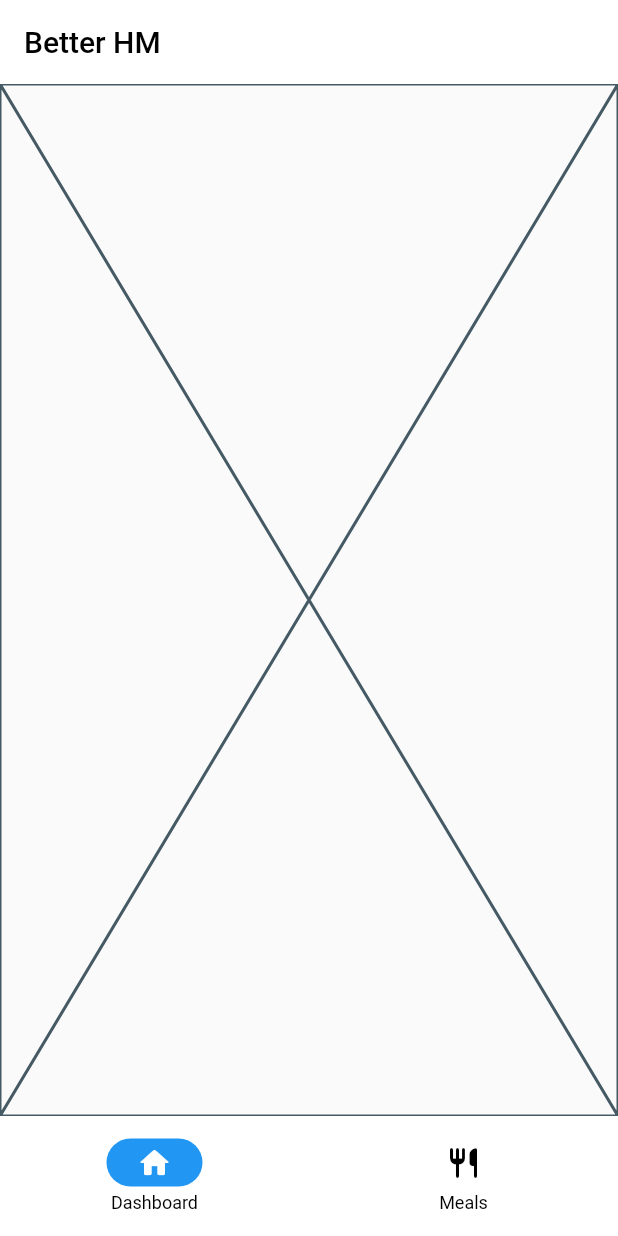
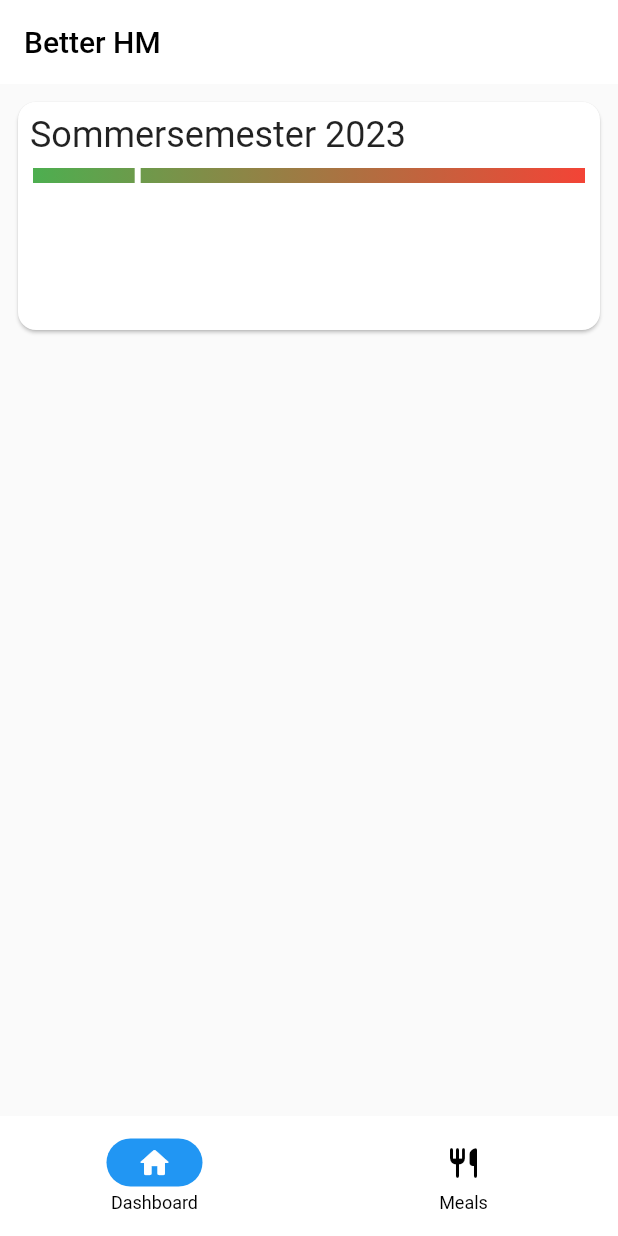
Before and after one commit to dev-redcube/betterHM, a Flutter app: the screen it shows after launch, on a phone screen of 412 x 824 dp. Run offline on Flutter 3.47's test engine with Material 2 defaults, Android fonts, the light colour scheme and no system bars; our stand-ins replace flutter_bloc, isar, shared_preferences; missing offline and left inert: workmanager; accounts and stored records are empty; generated files the repository leaves out were written again.

Commit message:
started with semesterprogress

```diff
--- /dev/null
+++ b/lib/components/dashboard/dashboard_card.dart
@@ -0,0 +1,17 @@
+import 'package:flutter/material.dart';
+
+class DashboardCard extends StatelessWidget {
+  const DashboardCard({Key? key, required this.child}) : super(key: key);
+
+  final Widget child;
+
+  @override
+  Widget build(BuildContext context) {
+    return Card(
+      child: Padding(
+        padding: const EdgeInsets.all(8.0),
+        child: child,
+      ),
+    );
+  }
+}
--- /dev/null
+++ b/lib/components/dashboard/semester_status.dart
@@ -0,0 +1,136 @@
+import 'dart:ui' as ui;
+
+import 'package:better_hm/extensions/extensions_context.dart';
+import 'package:better_hm/extensions/extensions_date_time.dart';
+import 'package:flutter/material.dart';
+
+class SemesterStatus extends StatelessWidget {
+  const SemesterStatus({Key? key}) : super(key: key);
+
+  @override
+  Widget build(BuildContext context) {
+    return Column(
+      crossAxisAlignment: CrossAxisAlignment.start,
+      children: [
+        Text("Sommersemester 2023",
+            style: context.theme.textTheme.headlineSmall),
+        const SizedBox(height: 8),
+        SemesterProgress(),
+      ],
+    );
+  }
+}
+
+class SemesterProgress extends StatelessWidget {
+  SemesterProgress({Key? key}) : super(key: key);
+
+  final start = DateTime(2023, 03, 15);
+  final end = DateTime(2023, 7, 7);
+
+  @override
+  Widget build(BuildContext context) {
+    return SizedBox(
+      width: double.infinity,
+      child: SemesterProgressBar(
+        start: start,
+        end: end,
+      ),
+    );
+  }
+}
+
+class SemesterProgressBar extends StatelessWidget {
+  SemesterProgressBar({
+    Key? key,
+    required this.start,
+    required this.end,
+  }) : super(key: key);
+
+  final DateTime start;
+  final DateTime end;
+  final DateTime now = today();
+
+  @override
+  Widget build(BuildContext context) {
+    final daysOfSemester = end.difference(start).inDays.abs();
+    final daysSinceStart = now.difference(start).inDays.abs();
+    final percentage = daysSinceStart / daysOfSemester;
+
+    return SizedBox(
+      height: 100,
+      child: CustomPaint(
+        painter: SemesterProgressPainter(
+          start: start,
+          end: end,
+          today: now,
+          percentage: percentage,
+        ),
+      ),
+    );
+  }
+}
+
+class SemesterProgressPainter extends CustomPainter {
+  final double percentage;
+  final DateTime start;
+  final DateTime end;
+  final DateTime today;
+  final double barHeight;
+
+  SemesterProgressPainter({
+    required this.start,
+    required this.end,
+    required this.today,
+    required this.percentage,
+    this.barHeight = 10,
+  });
+
+  @override
+  void paint(Canvas canvas, Size size) {
+    final barOffsetLeft = size.width * percentage;
+
+    canvas.drawRect(
+      Rect.fromPoints(Offset.zero, Offset(size.width, barHeight)),
+      Paint()
+        ..shader = ui.Gradient.linear(
+          Offset.zero,
+          Offset(size.width, 0),
+          [Colors.green, Colors.red],
+        ),
+    );
+    final linePaint = Paint()
+      ..strokeWidth = 4
+      ..color = Colors.white;
+
+    canvas.drawLine(
+      Offset.zero,
+      Offset(0, barHeight),
+      linePaint,
+    );
+    canvas.drawLine(
+      Offset(barOffsetLeft, -5),
+      Offset(barOffsetLeft, barHeight + 5),
+      linePaint,
+    );
+    canvas.drawLine(
+      Offset(size.width, 0),
+      Offset(size.width, barHeight),
+      linePaint,
+    );
+
+    final label = TextPainter(
+      text: TextSpan(text: today.formatDayMonth),
+      textDirection: ui.TextDirection.ltr,
+    );
+    label.layout(minWidth: 0, maxWidth: size.width);
+    label.paint(
+        canvas, Offset(barOffsetLeft - label.width / 2, barHeight + 10));
+  }
+
+  @override
+  bool shouldRepaint(covariant CustomPainter oldDelegate) {
+    return false;
+    // TODO: implement shouldRepaint
+    throw UnimplementedError();
+  }
+}
--- a/lib/extensions/extensions_date_time.dart
+++ b/lib/extensions/extensions_date_time.dart
@@ -32,6 +32,13 @@ extension Week on DateTime {
   int get weekOfYear => _DateHelper.weekOfYear(this);
 }
 
+extension Formats on DateTime {
+  // TODO
+  String get formatMonth => "HELLO";
+
+  String get formatDayMonth => "5. April";
+}
+
 DateTime today() {
   final now = DateTime.now();
   return DateTime(now.year, now.month, now.day);
--- a/lib/main.dart
+++ b/lib/main.dart
@@ -32,7 +32,7 @@ class MyApp extends StatelessWidget {
         Locale("en"),
         Locale("de"),
       ],
-      home: MainScaffold(),
+      home: const MainScaffold(),
     );
   }
 }
--- a/lib/pages/dashboard_page.dart
+++ b/lib/pages/dashboard_page.dart
@@ -1,3 +1,5 @@
+import 'package:better_hm/components/dashboard/dashboard_card.dart';
+import 'package:better_hm/components/dashboard/semester_status.dart';
 import 'package:flutter/material.dart';
 
 class DashboardPage extends StatelessWidget {
@@ -5,6 +7,13 @@ class DashboardPage extends StatelessWidget {
 
   @override
   Widget build(BuildContext context) {
-    return const Placeholder();
+    return Padding(
+      padding: const EdgeInsets.all(8.0),
+      child: ListView(
+        children: const [
+          DashboardCard(child: SemesterStatus()),
+        ],
+      ),
+    );
   }
 }
--- a/lib/pages/main_scaffold.dart
+++ b/lib/pages/main_scaffold.dart
@@ -4,7 +4,7 @@ import 'package:better_hm/pages/page_meals.dart';
 import 'package:flutter/material.dart';
 
 class MainScaffold extends StatefulWidget {
-  MainScaffold({super.key});
+  const MainScaffold({super.key});
 
   @override
   State<MainScaffold> createState() => _MainScaffoldState();
@@ -13,55 +13,34 @@ class MainScaffold extends StatefulWidget {
 class _MainScaffoldState extends State<MainScaffold> {
   int _selectedPage = 0;
 
-  final List<_PageElement> _pages = [
-    // TODO l10n
-    _PageElement(
-      "Dashboard",
-      const Icon(Icons.home_rounded),
+  final List<Widget> _pages = [
     const DashboardPage(),
-    ),
-    _PageElement(
-      "Meals",
-      const Icon(Icons.restaurant_rounded),
     const HomePage(),
-    ),
   ];
 
   @override
   Widget build(BuildContext context) {
-    return LayoutBuilder(
-      builder: (context, constraints) {
     return Scaffold(
-          appBar: AppBar(
-            title: Text(context.localizations.app_name),
-          ),
-          body: _pages[_selectedPage].content,
-          bottomNavigationBar: constraints.maxWidth >= 800
-              ? null
-              : NavigationBar(
+      appBar: AppBar(title: Text(context.localizations.app_name)),
+      body: _pages[_selectedPage],
+      bottomNavigationBar: NavigationBar(
         selectedIndex: _selectedPage,
         onDestinationSelected: (int index) {
           setState(() {
             _selectedPage = index;
           });
         },
-                  destinations: _pages
-                      .map((e) => NavigationDestination(
-                            icon: e.icon,
-                            label: e.label,
-                          ))
-                      .toList(),
+        destinations: [
+          NavigationDestination(
+            icon: const Icon(Icons.home_rounded),
+            label: context.localizations.dashboard,
           ),
-        );
-      },
+          NavigationDestination(
+            icon: const Icon(Icons.restaurant_rounded),
+            label: context.localizations.meals,
+          ),
+        ],
+      ),
     );
   }
 }
-
-class _PageElement {
-  final String label;
-  final Icon icon;
-  final Widget content;
-
-  _PageElement(this.label, this.icon, this.content);
-}
--- a/lib/services/isar_service.dart
+++ b/lib/services/isar_service.dart
@@ -10,7 +10,7 @@ abstract class IsarService {
 
   Future<Isar> openDB() async {
     if (Isar.instanceNames.isEmpty) {
-      await Isar.open([CanteenSchema]);
+      await Isar.open([CanteenSchema], inspector: false);
     }
     return Future.value(Isar.getInstance());
   }
```
Lines whose indentation alone changed are shown as unchanged.
